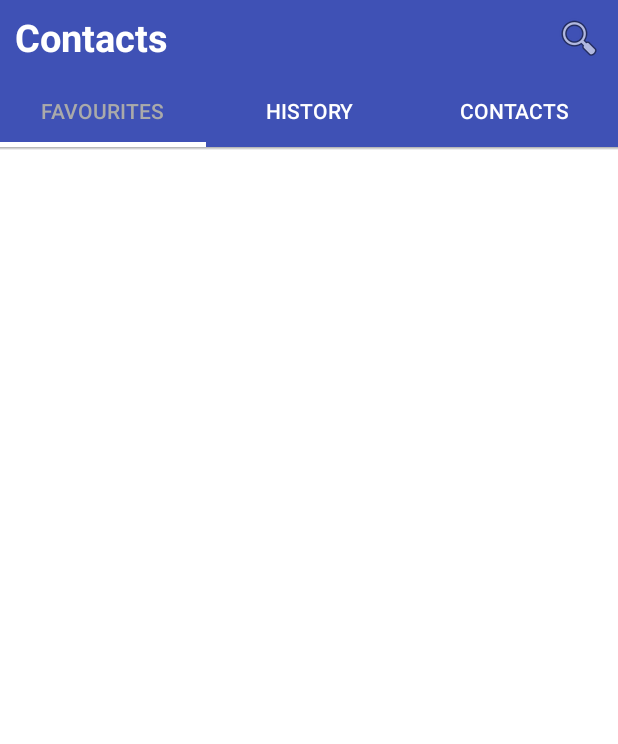
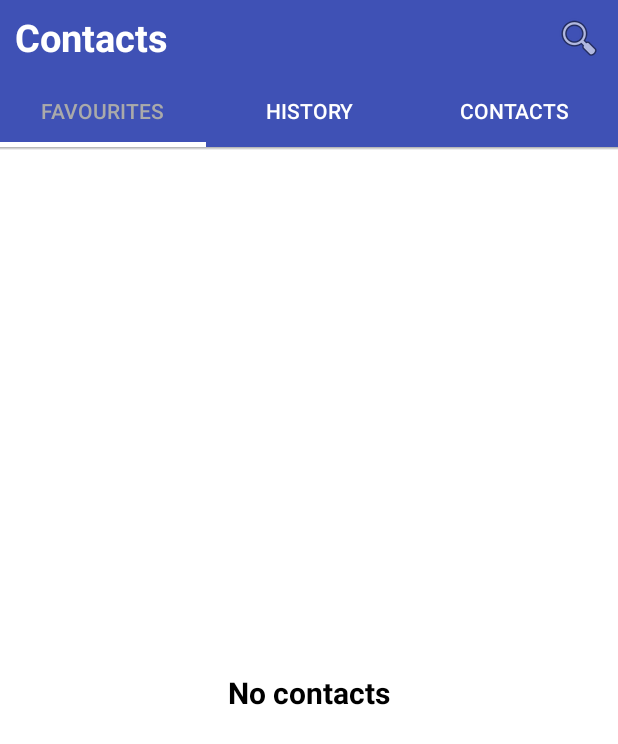
Before and after one commit to StoychoPetrov/Phonebook-PMIU, an Android app: the screen it shows after launch (MainActivity), on a phone screen of 412 x 824 dp. Shown: the top 744 px of the screen. Run offline under Robolectric (Android 15) with nearby library versions, the phone set to English and light mode, and no system bars.

Commit message:
Bugs fix

```diff
--- a/app/src/main/java/com/example/stoycho/phonebook/activities/MainActivity.java
+++ b/app/src/main/java/com/example/stoycho/phonebook/activities/MainActivity.java
@@ -248,8 +248,8 @@ public class MainActivity extends FragmentActivity implements View.OnClickListen
 
     private void searchingByName(String charSequence,int fragmentIndex)
     {
-        switch (fragmentIndex)
-        {
+        if(mViewPager != null) {
+            switch (fragmentIndex) {
                 case 0:
                     mViewPagerAdapter.getmFavouritesFragment().refreshList(charSequence);
                     break;
@@ -259,6 +259,7 @@ public class MainActivity extends FragmentActivity implements View.OnClickListen
                 case 2:
                     mViewPagerAdapter.getmContactsFragment().refreshList(charSequence);
                     break;
+            }
         }
     }
 
@@ -306,6 +307,7 @@ public class MainActivity extends FragmentActivity implements View.OnClickListen
         {
             if(requestCode == Utils.ADD_CONTACT_REQUEST_CODE  || requestCode == Utils.EDIT_CONTACT_REQUEST_CODE) {
                 mViewPagerAdapter.getmContactsFragment().loadUsers();
+                mViewPagerAdapter.getmHistoryFragment().refreshList("");
             }
         }
     }
--- a/app/src/main/java/com/example/stoycho/phonebook/fragments/FavouritesFragment.java
+++ b/app/src/main/java/com/example/stoycho/phonebook/fragments/FavouritesFragment.java
@@ -6,6 +6,7 @@ import android.view.View;
 import android.view.ViewGroup;
 import android.widget.AdapterView;
 import android.widget.GridView;
+import android.widget.TextView;
 
 import com.example.stoycho.phonebook.R;
 import com.example.stoycho.phonebook.adapters.FavouritesGridAdapter;
@@ -23,6 +24,7 @@ public class FavouritesFragment extends BaseFragment implements GridView.OnItemC
     private FavouritesGridAdapter   mGridAdapter;
     private List<UserModel>         mContacts;
     private List<CountryModel>      mCountries;
+    private TextView                mEmptyTxt;
 
     private UsersAndCountruesDatabaseComunication usersAndCountruesDatabaseComunication;
 
@@ -33,11 +35,16 @@ public class FavouritesFragment extends BaseFragment implements GridView.OnItemC
         initUI(root);
         setListeners();
 
-        usersAndCountruesDatabaseComunication  = UsersAndCountruesDatabaseComunication.getInstance(getActivity());
-        mContacts  = usersAndCountruesDatabaseComunication.selectFavurites(mCountries);
+        usersAndCountruesDatabaseComunication   = UsersAndCountruesDatabaseComunication.getInstance(getActivity());
+        mContacts                               = usersAndCountruesDatabaseComunication.selectFavurites(mCountries);
 
         mGridAdapter = new FavouritesGridAdapter(getActivity(),mContacts);
         mGridView.setAdapter(mGridAdapter);
+
+        if(mContacts.size() < 1)
+            mEmptyTxt.setVisibility(View.VISIBLE);
+        else
+            mEmptyTxt.setVisibility(View.GONE);
 
         return root;
     }
@@ -45,6 +52,7 @@ public class FavouritesFragment extends BaseFragment implements GridView.OnItemC
     private void initUI(View root)
     {
         mGridView   = (GridView) root.findViewById(R.id.grid_view);
+        mEmptyTxt   = (TextView) root.findViewById(R.id.empty_txt);
         mCountries  = new ArrayList<>();
     }
 
@@ -63,5 +71,10 @@ public class FavouritesFragment extends BaseFragment implements GridView.OnItemC
         mContacts   = usersAndCountruesDatabaseComunication.selectUsersAndTheirCountries(mCountries,Utils.INVALID_ROW_INDEX,null,null,searchStirng,false);
         mGridAdapter.setContactsList(mContacts);
         mGridAdapter.notifyDataSetChanged();
+
+        if(mContacts.size() < 1)
+            mEmptyTxt.setVisibility(View.VISIBLE);
+        else
+            mEmptyTxt.setVisibility(View.GONE);
     }
 }
--- a/app/src/main/java/com/example/stoycho/phonebook/fragments/HistoryFragment.java
+++ b/app/src/main/java/com/example/stoycho/phonebook/fragments/HistoryFragment.java
@@ -119,6 +119,5 @@ public class HistoryFragment extends Fragment {
         mHistoryList    = mHistoryDatabaseComunication.selectAllHistory(searchString);
         mHistoryAdapter.setmHistoryList(mHistoryList);
         mHistoryAdapter.notifyDataSetChanged();
-
     }
 }
--- a/app/src/main/java/com/example/stoycho/phonebook/utils/SharedPrefs.java
+++ b/app/src/main/java/com/example/stoycho/phonebook/utils/SharedPrefs.java
@@ -5,6 +5,4 @@ package com.example.stoycho.phonebook.utils;
  */
 
 public class SharedPrefs {
-
-
 }
--- a/app/src/main/res/layout/activity_registration.xml
+++ b/app/src/main/res/layout/activity_registration.xml
@@ -136,7 +136,7 @@
                         android:textSize        ="16sp"
                         android:paddingLeft     ="2dp"
                         android:paddingRight    ="2dp"
-                        android:visibility      ="visible"/>
+                        android:visibility      ="gone"/>
 
                     <EditText
                         android:id              ="@+id/country"
--- a/app/src/main/res/layout/fragment_favourites.xml
+++ b/app/src/main/res/layout/fragment_favourites.xml
@@ -1,4 +1,4 @@
-<FrameLayout
+<RelativeLayout
     xmlns:android           ="http://schemas.android.com/apk/res/android"
     xmlns:tools             ="http://schemas.android.com/tools"
     android:layout_width    ="match_parent"
@@ -14,4 +14,15 @@
         android:horizontalSpacing   ="1dp"
         android:background          ="@android:color/white"/>
 
-</FrameLayout>
+    <TextView
+        android:id                      ="@+id/empty_txt"
+        android:layout_width            ="wrap_content"
+        android:layout_height           ="wrap_content"
+        android:layout_centerInParent   ="true"
+        android:text                    ="@string/no_contacts"
+        android:textStyle               ="bold"
+        android:textColor               ="@android:color/black"
+        android:textSize                ="20sp"
+        android:visibility              ="gone"/>
+
+</RelativeLayout>
--- a/app/src/main/res/layout/item_history.xml
+++ b/app/src/main/res/layout/item_history.xml
@@ -34,6 +34,8 @@
                 android:id              ="@+id/contact_name"
                 android:layout_width    ="wrap_content"
                 android:layout_height   ="wrap_content"
+                android:textStyle       ="bold"
+                android:textSize        ="16sp"
                 android:textColor       ="@android:color/black"/>
 
             <LinearLayout
```
Also changed, not shown: app/src/main/java/com/example/stoycho/phonebook/activities/RegistrationActivity.java (+15 -2 lines), app/src/main/java/com/example/stoycho/phonebook/adapters/HistoryAdapter.java (+17 -4 lines), app/src/main/java/com/example/stoycho/phonebook/database/HistoryDatabaseComunication.java (+13 -0 lines), app/src/main/java/com/example/stoycho/phonebook/database/UsersAndCountruesDatabaseComunication.java (+19 -0 lines), app/src/main/java/com/example/stoycho/phonebook/database/UsersDatabaseCommunication.java (+4 -4 lines), app/src/main/java/com/example/stoycho/phonebook/receivers/PhoneCallReceiver.java (+3 -16 lines), app/src/main/java/com/example/stoycho/phonebook/utils/Utils.java (+18 -0 lines), app/src/main/res/layout/fragment_history.xml (+13 -2 lines). Lines whose indentation alone changed are shown as unchanged.
